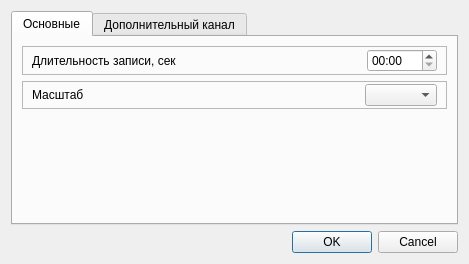
First picture: the form in metodics/trenagers/take_put/trentakeputparamsdialog.ui, repository grigp/a-analyser, before the edit.
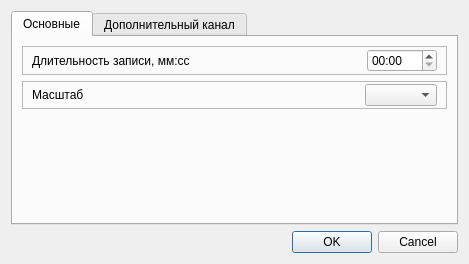
Second picture: the form after the edit. Icons and pictures are not drawn.

Diff of the .ui file:
```diff
--- a/metodics/trenagers/take_put/trentakeputparamsdialog.ui
+++ b/metodics/trenagers/take_put/trentakeputparamsdialog.ui
@@ -42,7 +42,7 @@
           <item>
            <widget class="QLabel" name="lblGameTime">
             <property name="text">
-             <string>Длительность записи, сек</string>
+             <string>Длительность записи, мм:сс</string>
             </property>
            </widget>
           </item>
```
